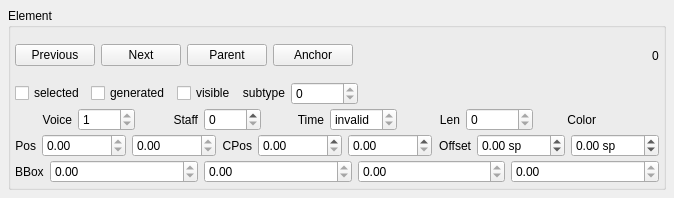
First picture: the form in mscore/mscore/element.ui, repository musescore/musescore-old, before the edit.
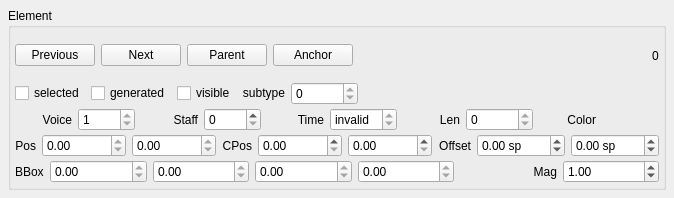
Second picture: the form after the edit. Custom widgets are drawn as their Qt base class.

The edit to the form file:
```diff
--- a/mscore/mscore/element.ui
+++ b/mscore/mscore/element.ui
@@ -5,7 +5,7 @@
    <rect>
     <x>0</x>
     <y>0</y>
-    <width>561</width>
+    <width>645</width>
     <height>198</height>
    </rect>
   </property>
@@ -647,6 +647,23 @@
           </property>
          </widget>
         </item>
+        <item>
+         <widget class="QLabel" name="label_11" >
+          <property name="text" >
+           <string>Mag</string>
+          </property>
+          <property name="alignment" >
+           <set>Qt::AlignRight|Qt::AlignTrailing|Qt::AlignVCenter</set>
+          </property>
+         </widget>
+        </item>
+        <item>
+         <widget class="QDoubleSpinBox" name="mag" >
+          <property name="value" >
+           <double>1.000000000000000</double>
+          </property>
+         </widget>
+        </item>
        </layout>
       </item>
      </layout>
```
Left out of the diff: 9 changed lines with no effect on the pictures.
